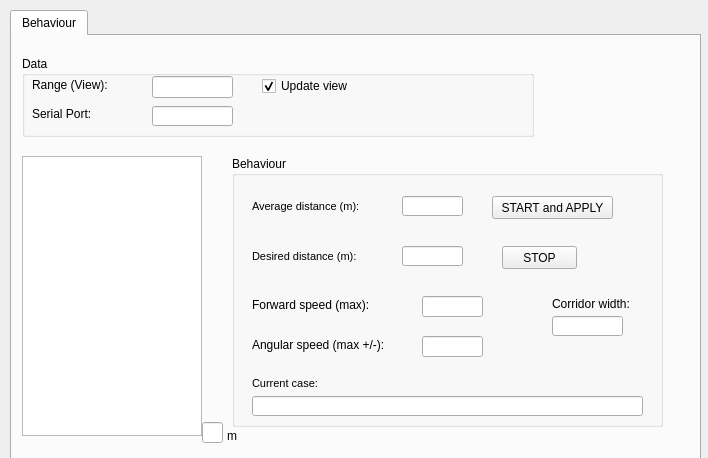
First picture: the form in Hanse/Behaviour_WallFollowing/wallfollowingform.ui, repository iti-luebeck/HANSE2011, before the edit.
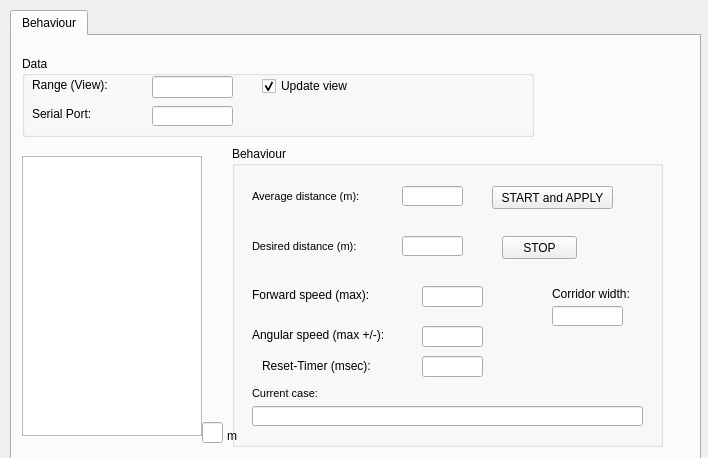
Second picture: the form after the edit.

Diff of the .ui file:
```diff
--- a/Hanse/Behaviour_WallFollowing/wallfollowingform.ui
+++ b/Hanse/Behaviour_WallFollowing/wallfollowingform.ui
@@ -136,9 +136,9 @@
      <property name="geometry">
       <rect>
        <x>220</x>
-       <y>120</y>
+       <y>110</y>
        <width>431</width>
-       <height>271</height>
+       <height>301</height>
       </rect>
      </property>
      <property name="title">
@@ -280,7 +280,7 @@
       <property name="geometry">
        <rect>
         <x>20</x>
-        <y>220</y>
+        <y>240</y>
         <width>91</width>
         <height>16</height>
        </rect>
@@ -297,7 +297,7 @@
       <property name="geometry">
        <rect>
         <x>20</x>
-        <y>240</y>
+        <y>260</y>
         <width>391</width>
         <height>20</height>
        </rect>
@@ -329,6 +329,29 @@
        </rect>
       </property>
      </widget>
+     <widget class="QLabel" name="label_8">
+      <property name="geometry">
+       <rect>
+        <x>30</x>
+        <y>210</y>
+        <width>121</width>
+        <height>20</height>
+       </rect>
+      </property>
+      <property name="text">
+       <string>Reset-Timer (msec):</string>
+      </property>
+     </widget>
+     <widget class="QLineEdit" name="timerInput">
+      <property name="geometry">
+       <rect>
+        <x>190</x>
+        <y>210</y>
+        <width>61</width>
+        <height>21</height>
+       </rect>
+      </property>
+     </widget>
     </widget>
     <widget class="QLabel" name="label_12">
      <property name="geometry">
```
